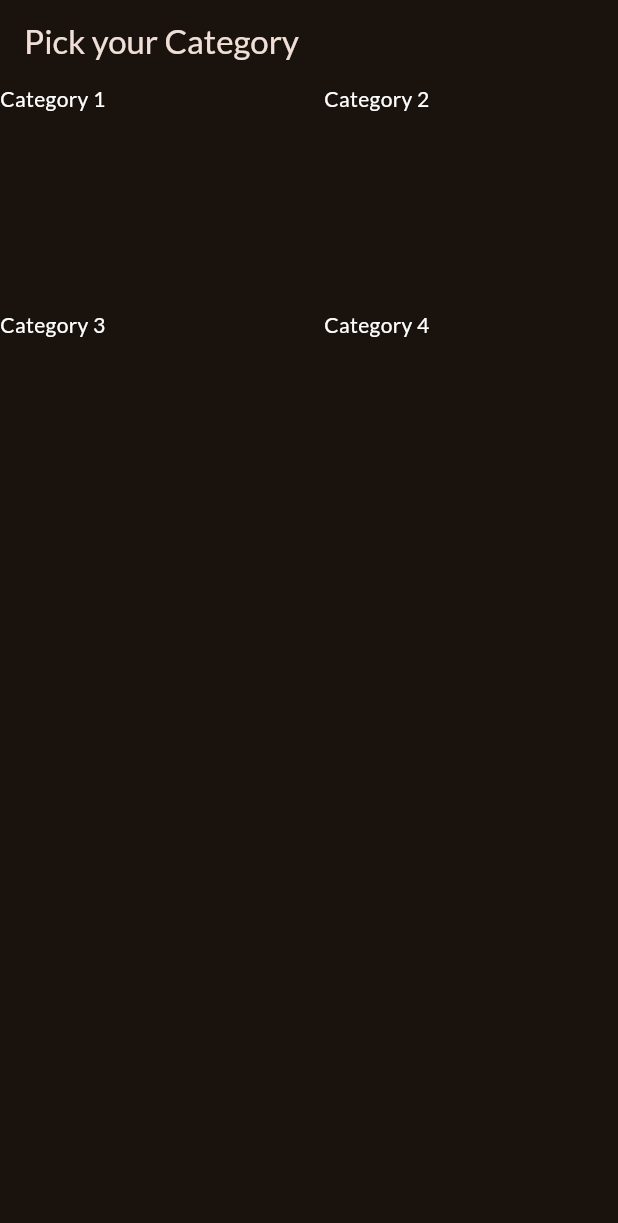
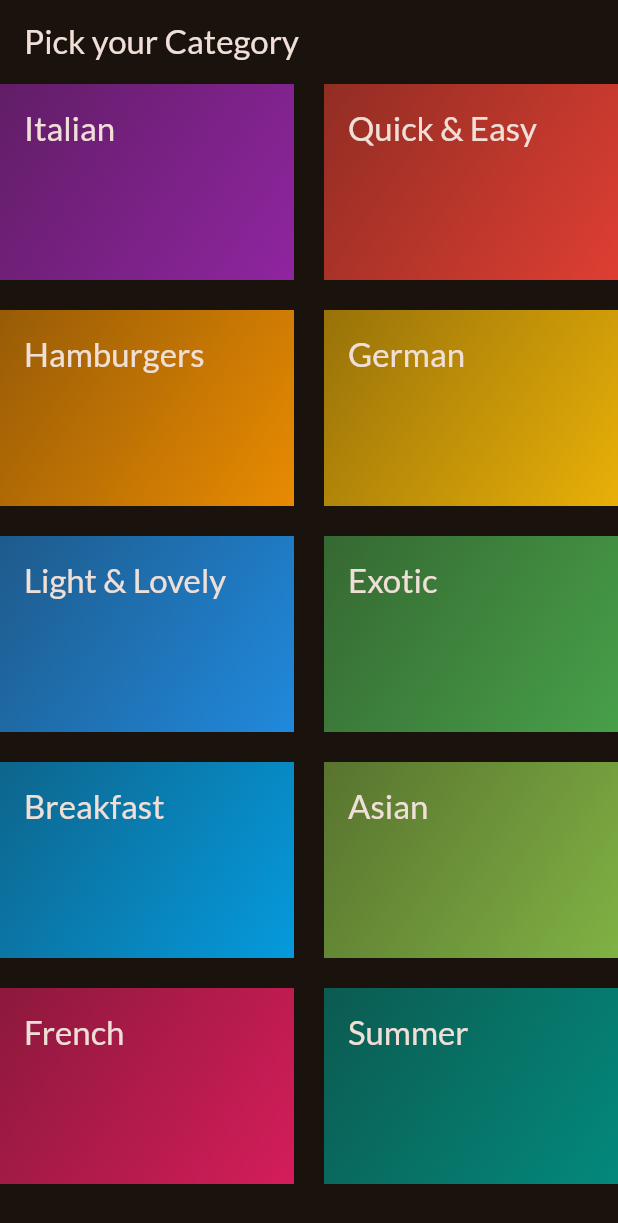
Before and after one commit to AvishkaUmesh/flutter-meals-app, a Flutter app: the screen it shows after launch, on a phone screen of 412 x 824 dp. Shown: the top 1223 px of the screen. Run offline on Flutter 3.47's test engine with Material 2 defaults, Android fonts, the phone set to English and light mode, and no system bars; our stand-ins replace google_fonts.

Commit message:
added categories with dummy data

```diff
--- /dev/null
+++ b/lib/data/dummy_data.dart
@@ -0,0 +1,55 @@
+import 'package:flutter/material.dart';
+import 'package:meals/models/category.dart';
+
+const availableCategories = [
+  Category(
+    id: 'c1',
+    title: 'Italian',
+    color: Colors.purple,
+  ),
+  Category(
+    id: 'c2',
+    title: 'Quick & Easy',
+    color: Colors.red,
+  ),
+  Category(
+    id: 'c3',
+    title: 'Hamburgers',
+    color: Colors.orange,
+  ),
+  Category(
+    id: 'c4',
+    title: 'German',
+    color: Colors.amber,
+  ),
+  Category(
+    id: 'c5',
+    title: 'Light & Lovely',
+    color: Colors.blue,
+  ),
+  Category(
+    id: 'c6',
+    title: 'Exotic',
+    color: Colors.green,
+  ),
+  Category(
+    id: 'c7',
+    title: 'Breakfast',
+    color: Colors.lightBlue,
+  ),
+  Category(
+    id: 'c8',
+    title: 'Asian',
+    color: Colors.lightGreen,
+  ),
+  Category(
+    id: 'c9',
+    title: 'French',
+    color: Colors.pink,
+  ),
+  Category(
+    id: 'c10',
+    title: 'Summer',
+    color: Colors.teal,
+  ),
+];
--- a/lib/main.dart
+++ b/lib/main.dart
@@ -1,7 +1,7 @@
 import 'package:flutter/material.dart';
 
 import 'package:google_fonts/google_fonts.dart';
-import 'package:meals/categories.dart';
+import 'package:meals/screens/categories.dart';
 
 final theme = ThemeData(
   useMaterial3: true,
--- /dev/null
+++ b/lib/models/category.dart
@@ -0,0 +1,13 @@
+import 'package:flutter/material.dart';
+
+class Category {
+  const Category({
+    required this.id,
+    required this.title,
+    this.color = Colors.orange,
+  });
+
+  final String id;
+  final String title;
+  final Color color;
+}
--- a/lib/categories.dart
+++ b/lib/screens/categories.dart
@@ -1,4 +1,6 @@
 import 'package:flutter/material.dart';
+import 'package:meals/data/dummy_data.dart';
+import 'package:meals/widgets/category_grid_item.dart';
 
 class CategoriesScreen extends StatelessWidget {
   const CategoriesScreen({Key? key}) : super(key: key);
@@ -16,23 +18,9 @@ class CategoriesScreen extends StatelessWidget {
           crossAxisSpacing: 20,
           mainAxisSpacing: 20,
         ),
-        children: const [
-          Text(
-            'Category 1',
-            style: TextStyle(color: Colors.white),
-          ),
-          Text(
-            'Category 2',
-            style: TextStyle(color: Colors.white),
-          ),
-          Text(
-            'Category 3',
-            style: TextStyle(color: Colors.white),
-          ),
-          Text(
-            'Category 4',
-            style: TextStyle(color: Colors.white),
-          ),
+        children: [
+          for (final category in availableCategories)
+            CategoryGridItem(category: category),
         ],
       ),
     );
--- /dev/null
+++ b/lib/widgets/category_grid_item.dart
@@ -0,0 +1,34 @@
+import 'package:flutter/material.dart';
+import 'package:meals/models/category.dart';
+
+class CategoryGridItem extends StatelessWidget {
+  const CategoryGridItem({
+    super.key,
+    required this.category,
+  });
+
+  final Category category;
+
+  @override
+  Widget build(BuildContext context) {
+    return Container(
+      padding: const EdgeInsets.all(16),
+      decoration: BoxDecoration(
+        gradient: LinearGradient(
+          colors: [
+            category.color.withOpacity(0.55),
+            category.color.withOpacity(0.9)
+          ],
+          begin: Alignment.topLeft,
+          end: Alignment.bottomRight,
+        ),
+      ),
+      child: Text(
+        category.title,
+        style: Theme.of(context).textTheme.titleLarge!.copyWith(
+              color: Theme.of(context).colorScheme.onBackground,
+            ),
+      ),
+    );
+  }
+}
```
